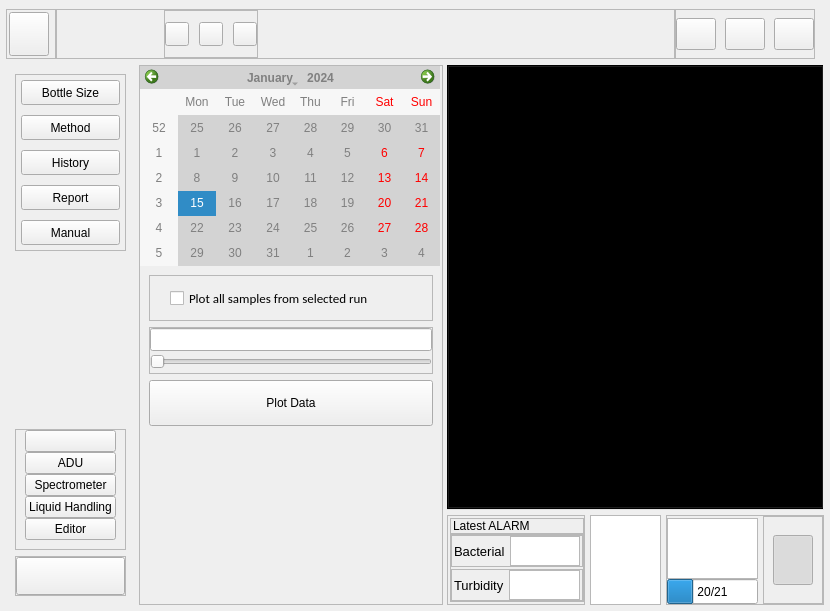
Before: the Qt Designer form Qt_files/Colifast_ALARM.ui in Stianein/Colifast_ALARM, drawn with Qt 5.
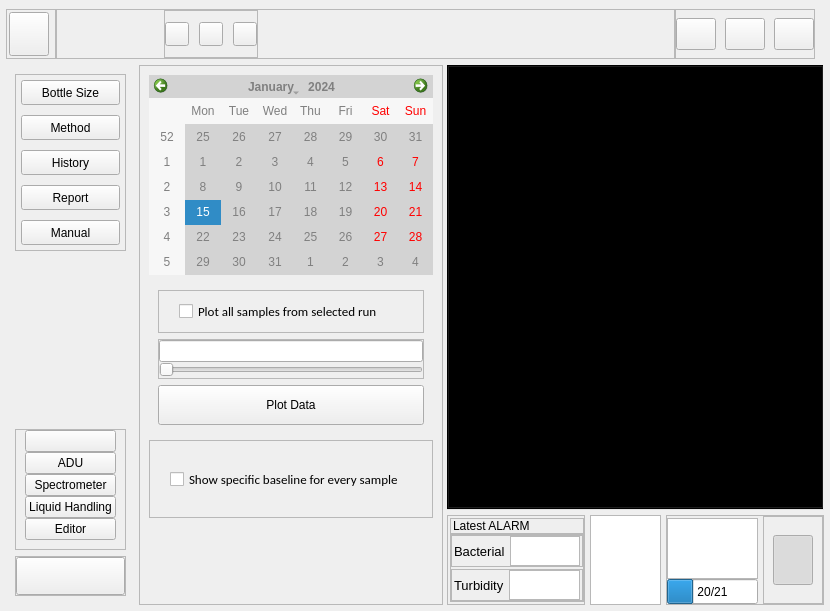
After: the same form once the commit is applied. The open tabs and pages were chosen to show the change. Icons and pictures are not drawn.

Commit message: Added the ability to plot the threshold specific to each sample even though multiple samples are plotted, in a staircase pattern. Made the feature hidden to the advanced menu.

Diff of the .ui file:
```diff
--- a/Qt_files/Colifast_ALARM.ui
+++ b/Qt_files/Colifast_ALARM.ui
@@ -1927,21 +1927,6 @@
                     </sizepolicy>
                    </property>
                    <layout class="QVBoxLayout" name="verticalLayout_34">
-                    <property name="spacing">
-                     <number>0</number>
-                    </property>
-                    <property name="leftMargin">
-                     <number>0</number>
-                    </property>
-                    <property name="topMargin">
-                     <number>0</number>
-                    </property>
-                    <property name="rightMargin">
-                     <number>0</number>
-                    </property>
-                    <property name="bottomMargin">
-                     <number>0</number>
-                    </property>
                     <item>
                      <widget class="QCalendarWidget" name="historyCalendar">
                       <property name="sizePolicy">
@@ -2164,6 +2149,61 @@
                       </layout>
                      </widget>
                     </item>
+                    <item>
+                     <widget class="QFrame" name="frame_31">
+                      <property name="sizePolicy">
+                       <sizepolicy hsizetype="Expanding" vsizetype="Expanding">
+                        <horstretch>0</horstretch>
+                        <verstretch>0</verstretch>
+                       </sizepolicy>
+                      </property>
+                      <property name="frameShape">
+                       <enum>QFrame::StyledPanel</enum>
+                      </property>
+                      <property name="frameShadow">
+                       <enum>QFrame::Raised</enum>
+                      </property>
+                      <layout class="QVBoxLayout" name="verticalLayout_33">
+                       <property name="leftMargin">
+                        <number>20</number>
+                       </property>
+                       <property name="rightMargin">
+                        <number>20</number>
+                       </property>
+                       <item>
+                        <widget class="QCheckBox" name="show_specific_baseline">
+                         <property name="sizePolicy">
+                          <sizepolicy hsizetype="Expanding" vsizetype="Expanding">
+                           <horstretch>0</horstretch>
+                           <verstretch>0</verstretch>
+                          </sizepolicy>
+                         </property>
+                         <property name="maximumSize">
+                          <size>
+                           <width>16777215</width>
+                           <height>30</height>
+                          </size>
+                         </property>
+                         <property name="font">
+                          <font>
+                           <family>Calibri</family>
+                           <pointsize>10</pointsize>
+                           <weight>50</weight>
+                           <italic>false</italic>
+                           <bold>false</bold>
+                          </font>
+                         </property>
+                         <property name="layoutDirection">
+                          <enum>Qt::LeftToRight</enum>
+                         </property>
+                         <property name="text">
+                          <string>Show specific baseline for every sample</string>
+                         </property>
+                        </widget>
+                       </item>
+                      </layout>
+                     </widget>
+                    </item>
                     <item>
                      <spacer name="verticalSpacer_4">
                       <property name="orientation">
```
Left out of the diff: 3 changed lines with no effect on the pictures. The commit also changes 4 other files.
